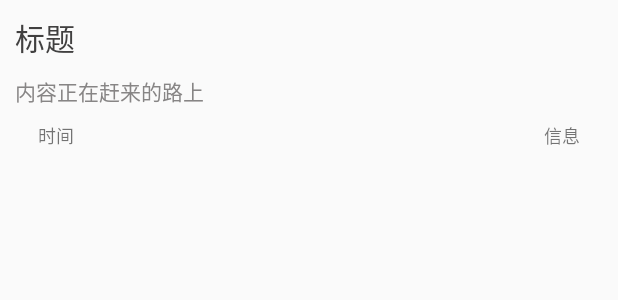
After one commit to hejun1270/OpenChina, an Android app: the layout view_item_consult_syn.xml on its own in the app's theme, with its tools: preview values and no code run, on a phone screen of 412 x 824 dp. The commit adds this screen. Shown: the top 300 px of the screen. Run offline under Robolectric (Android 15) with nearby library versions, the phone set to English and light mode, and no system bars.

Commit message:
咨询页面的界面的基本搭建

```diff
--- a/app/build.gradle
+++ b/app/build.gradle
@@ -45,5 +45,6 @@ dependencies {
     compile 'com.jaeger.statusbarutil:library:1.4.0'
     /*圆形图片框架*/
     compile 'de.hdodenhof:circleimageview:2.2.0'
-    compile 'com.github.uncleleonfan:FunBanner:1.2.0'
+    /*轮播图*/
+    compile 'com.github.open-android:LoopViewPager:2.0.0'
 }
--- a/app/src/main/AndroidManifest.xml
+++ b/app/src/main/AndroidManifest.xml
@@ -4,6 +4,7 @@
 
     <uses-permission android:name="android.permission.INTERNET"/>
     <uses-permission android:name="android.permission.ACCESS_NETWORK_STATE" />
+    <uses-permission android:name="android.permission.READ_EXTERNAL_STORAGE" />
     <application
         android:name=".appcontrol.App"
         android:allowBackup="true"
--- a/app/src/main/java/com/itheima/openchina/beans/FragmentInfo.java
+++ b/app/src/main/java/com/itheima/openchina/beans/FragmentInfo.java
@@ -15,4 +15,5 @@ public class FragmentInfo extends Object{
         this.fragment = fragment;
         this.title = title;
     }
+
 }
--- a/app/src/main/java/com/itheima/openchina/cacheadmin/HttpManager.java
+++ b/app/src/main/java/com/itheima/openchina/cacheadmin/HttpManager.java
@@ -33,8 +33,9 @@ public class HttpManager {
             Request request = new Request.Builder()
                     .url(url)
                     .build();
+
+
             Response response = okHttpClient.newCall(request).execute();
-
             //获取头
             Headers headers = response.headers();
             for (int i = 0; i < headers.size(); i++) {
--- a/app/src/main/java/com/itheima/openchina/utils/LogUtils.java
+++ b/app/src/main/java/com/itheima/openchina/utils/LogUtils.java
@@ -8,9 +8,7 @@ import android.util.Log;
  * 北京传智播客android黑马程序员104期
  **/
 
-//日志工具类
-//在正式发布的时候不能打印日志
-// 在测试的时候需要把所有的日志打开
+
 public class LogUtils {
 
     //日志开关
--- a/app/src/main/res/layout/recycleview_view.xml
+++ b/app/src/main/res/layout/recycleview_view.xml
@@ -1,6 +1,7 @@
 <?xml version="1.0" encoding="utf-8"?>
 <android.support.v7.widget.RecyclerView
-    xmlns:android="http://schemas.android.com/apk/res/android" android:layout_width="match_parent"
+    xmlns:android="http://schemas.android.com/apk/res/android"
+    android:layout_width="match_parent"
     android:layout_height="match_parent"
     android:background="#fff">
 </android.support.v7.widget.RecyclerView>
--- /dev/null
+++ b/app/src/main/res/layout/view_item_consult_syn.xml
@@ -0,0 +1,68 @@
+<?xml version="1.0" encoding="utf-8"?>
+<LinearLayout
+    xmlns:android="http://schemas.android.com/apk/res/android"
+    android:layout_width="match_parent"
+    android:layout_height="wrap_content"
+    android:orientation="horizontal"
+    android:padding="10dp">
+
+    <LinearLayout
+        android:orientation="vertical"
+        android:layout_width="wrap_content"
+        android:layout_height="match_parent">
+
+        <ImageView
+            android:id="@+id/imageItemConsult"
+            android:layout_width="wrap_content"
+            android:layout_height="wrap_content" />
+    </LinearLayout>
+
+    <LinearLayout
+        android:orientation="vertical"
+        android:layout_width="match_parent"
+        android:layout_height="match_parent">
+
+        <TextView
+            android:id="@+id/consult_title"
+            android:text="@string/title"
+            android:textSize="20sp"
+            android:textColor="#414040"
+            android:layout_width="match_parent"
+            android:layout_height="wrap_content" />
+
+        <TextView
+            android:id="@+id/consult_content"
+            android:text="@string/content"
+            android:textSize="14sp"
+            android:layout_marginTop="10dp"
+            android:textColor="#878585"
+            android:layout_width="match_parent"
+            android:layout_height="wrap_content" />
+
+        <RelativeLayout
+            android:layout_marginTop="10dp"
+            android:orientation="horizontal"
+            android:layout_width="match_parent"
+            android:layout_height="wrap_content">
+
+            <TextView
+                android:id="@+id/consult_time"
+                android:text="@string/time"
+                android:textSize="12dp"
+                android:layout_marginLeft="15dp"
+                android:layout_width="wrap_content"
+                android:layout_height="wrap_content" />
+
+            <TextView
+                android:id="@+id/consult_message"
+                android:text="@string/message"
+                android:textSize="12dp"
+                android:layout_alignParentRight="true"
+                android:layout_marginRight="15dp"
+                android:layout_width="wrap_content"
+                android:layout_height="wrap_content" />
+
+        </RelativeLayout>
+    </LinearLayout>
+
+</LinearLayout>
--- a/app/src/main/res/values/strings.xml
+++ b/app/src/main/res/values/strings.xml
@@ -11,4 +11,8 @@
     <string name="login">登录</string>
     <string name="pwd">密码</string>
     <string name="acount_email">邮箱/用户名</string>
+    <string name="title">标题</string>
+    <string name="content">内容正在赶来的路上</string>
+    <string name="time">时间</string>
+    <string name="message">信息</string>
 </resources>
--- a/build.gradle
+++ b/build.gradle
@@ -20,7 +20,7 @@ allprojects {
     repositories {
         google()
         jcenter()
-        maven { url 'https://www.jitpack.io' }
+        maven { url 'https://jitpack.io' }
     }
 }
 
```
Also changed, not shown: app/src/main/gen/com/itheima/openchina/BuildConfig.java (added, +8 -0 lines), app/src/main/gen/com/itheima/openchina/R.java (added, +7 -0 lines), app/src/main/java/com/itheima/openchina/adapters/SynthesizeAdapter.java (deleted, +0 -47 lines), app/src/main/java/com/itheima/openchina/adapters/SynthesizeAdapter/SynBlogsAdapter.java (added, +52 -0 lines), app/src/main/java/com/itheima/openchina/adapters/SynthesizeAdapter/SynConsultAdapter.java (added, +66 -0 lines), app/src/main/java/com/itheima/openchina/beans/ConsultHeadBean.java (added, +199 -0 lines), app/src/main/java/com/itheima/openchina/ui/fragment/synfragments/ConsultFragment.java (+41 -10 lines), app/src/main/java/com/itheima/openchina/ui/fragment/tweetfragments/NewTweetsFragment.java (+4 -6 lines), app/src/main/res/layout/view_loopviewpager.xml (added, +46 -0 lines).
